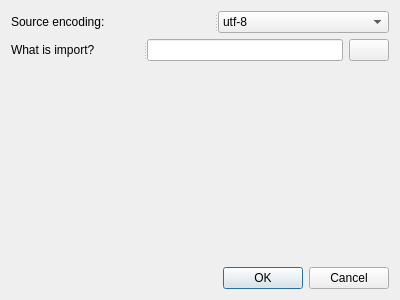
Qt form src/dialogs/importdialog/importdialog.ui (axsapronov/bQella) before a commit.
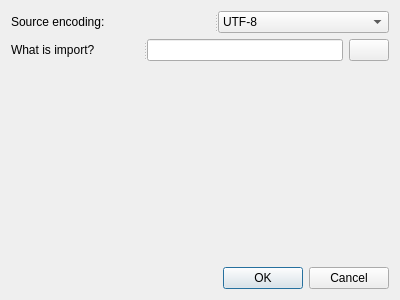
The same form after that commit.

Diff of the .ui file:
```diff
--- a/src/dialogs/importdialog/importdialog.ui
+++ b/src/dialogs/importdialog/importdialog.ui
@@ -27,7 +27,7 @@
      <widget class="QComboBox" name="cBEncoding">
       <item>
        <property name="text">
-        <string>utf-8</string>
+        <string>UTF-8</string>
        </property>
       </item>
       <item>
```
Left out of the diff: 4 changed lines with no effect on the pictures.
